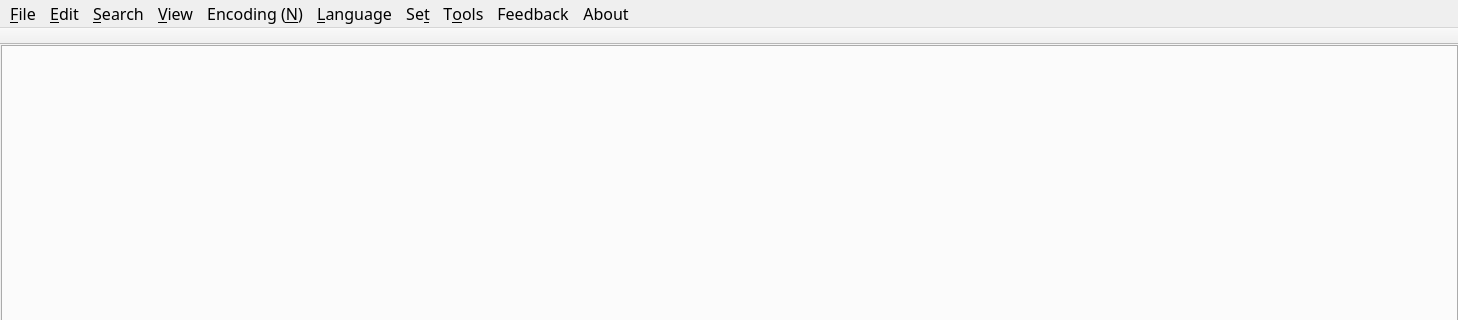
Qt form src/cceditor/ccnotepad.ui (x2009again/notepad--) before a commit; both pictures show x 0 to 1458 and y 0 to 320 of the 1458 by 789 pixel window.
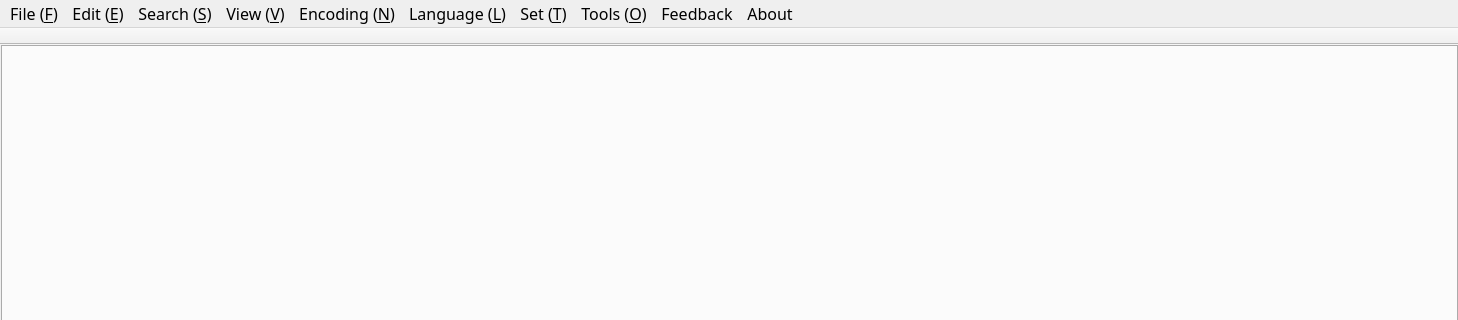
The same form after that commit. Icons and pictures are not drawn.

Commit message: update src/cceditor/ccnotepad.ui.解决冲突

```diff
--- a/src/cceditor/ccnotepad.ui
+++ b/src/cceditor/ccnotepad.ui
@@ -79,7 +79,7 @@
      <x>0</x>
      <y>0</y>
      <width>1458</width>
-     <height>23</height>
+     <height>27</height>
     </rect>
    </property>
    <widget class="QMenu" name="menuFile">
@@ -87,7 +87,7 @@
      <enum>Qt::LeftToRight</enum>
     </property>
     <property name="title">
-     <string>&amp;File</string>
+     <string>File (&amp;F)</string>
     </property>
     <addaction name="actionNewFile"/>
     <addaction name="actionOpenFile"/>
@@ -103,7 +103,7 @@
      <enum>Qt::LeftToRight</enum>
     </property>
     <property name="title">
-     <string>&amp;Edit</string>
+     <string>Edit (&amp;E)</string>
     </property>
     <widget class="QMenu" name="menuformat_conversion">
      <property name="title">
@@ -180,7 +180,7 @@
    </widget>
    <widget class="QMenu" name="menuSearch">
     <property name="title">
-     <string>&amp;Search</string>
+     <string>Search (&amp;S)</string>
     </property>
     <widget class="QMenu" name="menuBook_Mark">
      <property name="title">
@@ -204,7 +204,7 @@
    </widget>
    <widget class="QMenu" name="menuView">
     <property name="title">
-     <string>&amp;View</string>
+     <string>View (&amp;V)</string>
     </property>
     <widget class="QMenu" name="menudisplay_symbols">
      <property name="title">
@@ -263,7 +263,7 @@
    </widget>
    <widget class="QMenu" name="menuLanguage">
     <property name="title">
-     <string>&amp;Language</string>
+     <string>Language (&amp;L)</string>
     </property>
     <widget class="QMenu" name="menuP">
      <property name="title">
@@ -466,7 +466,7 @@
    </widget>
    <widget class="QMenu" name="menuSet">
     <property name="title">
-     <string>Se&amp;t</string>
+     <string>Set (&amp;T)</string>
     </property>
     <widget class="QMenu" name="menuLanguage_2">
      <property name="title">
@@ -495,7 +495,7 @@
    </widget>
    <widget class="QMenu" name="menuTools">
     <property name="title">
-     <string>T&amp;ools</string>
+     <string>Tools (&amp;O)</string>
     </property>
    </widget>
    <addaction name="menuFile"/>
```
Left out of the diff: 48 changed lines with no effect on the pictures.
